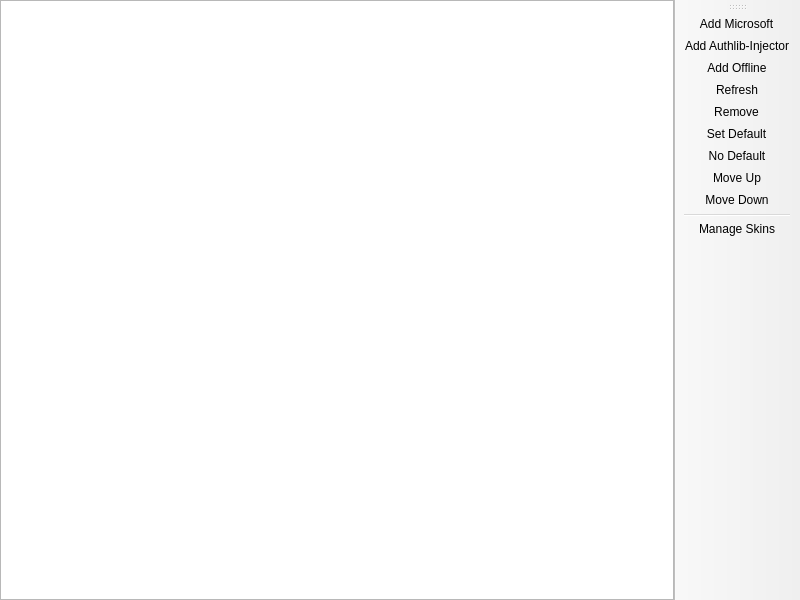
W1ckeddamn/WickedLauncher, file launcher/ui/pages/global/AccountListPage.ui: the form before one commit.
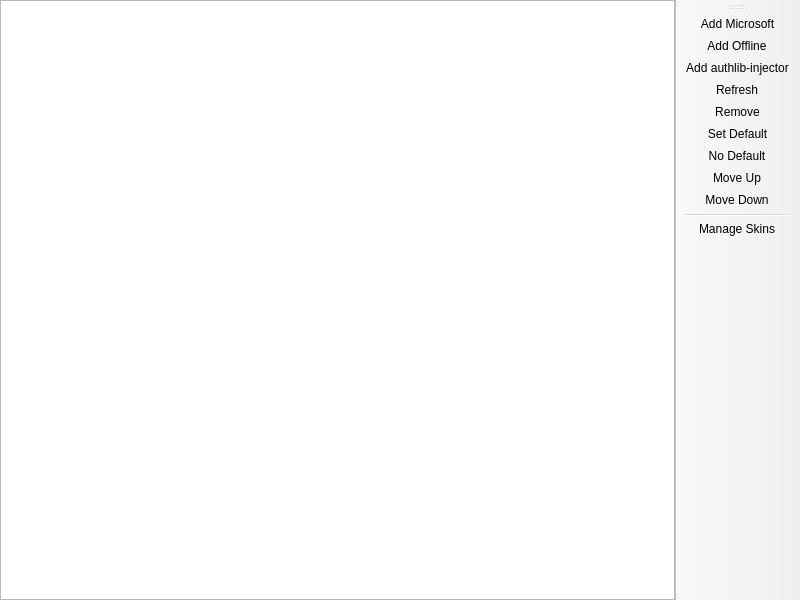
The form after the commit. Custom widgets are drawn as their Qt base class.

Commit message: feat(auth): upgrade authlib-injector with auto-download agent, multi-character selection, and Yggdrasil skin management

Diff of the .ui file:
```diff
--- a/launcher/ui/pages/global/AccountListPage.ui
+++ b/launcher/ui/pages/global/AccountListPage.ui
@@ -53,8 +53,8 @@
     <bool>false</bool>
    </attribute>
    <addaction name="actionAddMicrosoft"/>
-   <addaction name="actionAddAuthlibInjector"/>
    <addaction name="actionAddOffline"/>
+   <addaction name="actionAddAuthlibInjector"/>
    <addaction name="actionRefresh"/>
    <addaction name="actionRemove"/>
    <addaction name="actionSetDefault"/>
@@ -90,16 +90,19 @@
     <string>&amp;Add Microsoft</string>
    </property>
   </action>
-  <action name="actionAddAuthlibInjector">
-   <property name="text">
-    <string>Add Authlib-&amp;Injector</string>
-   </property>
-  </action>
   <action name="actionAddOffline">
    <property name="text">
     <string>Add &amp;Offline</string>
    </property>
   </action>
+  <action name="actionAddAuthlibInjector">
+   <property name="text">
+    <string>Add authlib-&amp;injector</string>
+   </property>
+   <property name="toolTip">
+    <string>Add an account from a third-party authentication server such as Ely.by or LittleSkin</string>
+   </property>
+  </action>
   <action name="actionRefresh">
    <property name="text">
     <string>&amp;Refresh</string>
```
The commit also changes 46 other files.
